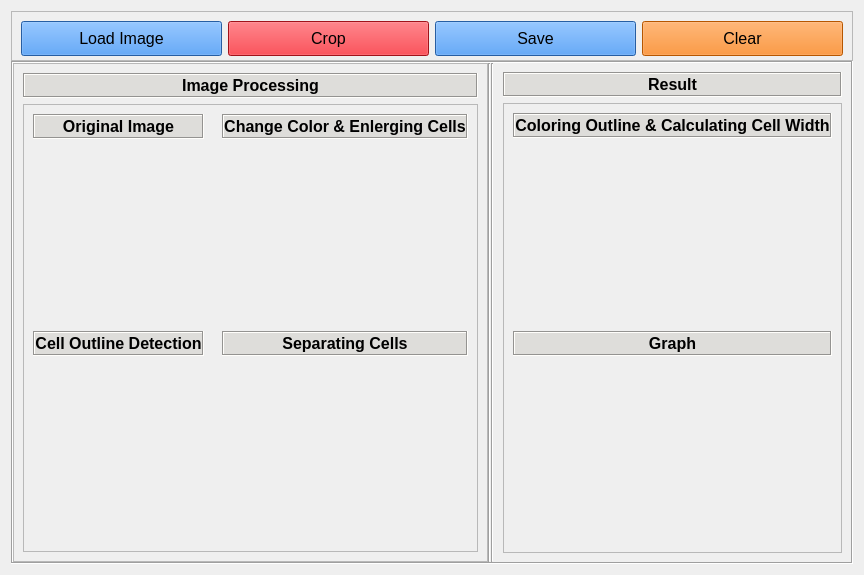
Old version of the form ui_widget.ui in the repository aziz-0110/moilapp-plugin-histologi-bat.
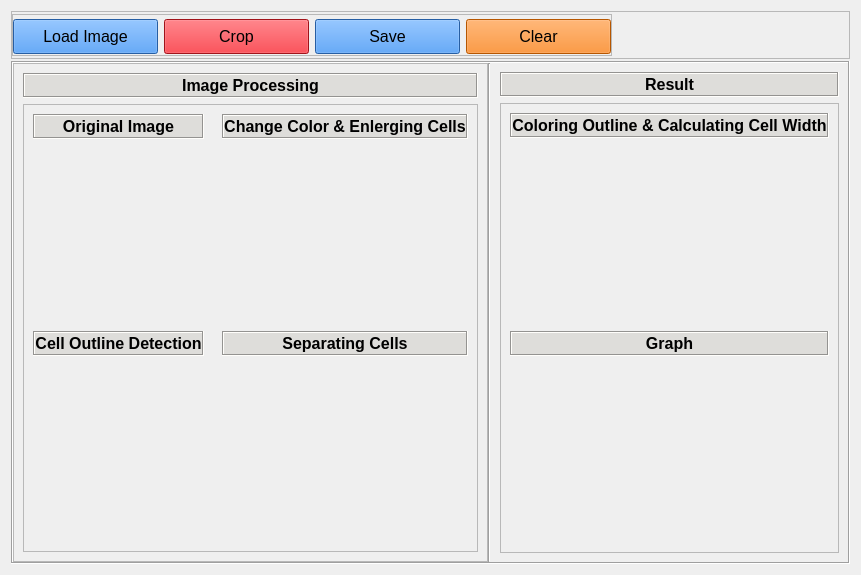
New version of the form.

Commit message: update ui crop img

The edit to the form file:
```diff
--- a/ui_widget.ui
+++ b/ui_widget.ui
@@ -72,7 +72,7 @@
           <number>0</number>
          </property>
          <property name="bottomMargin">
-          <number>0</number>
+          <number>2</number>
          </property>
          <item>
           <widget class="QFrame" name="frame_12">
@@ -83,6 +83,45 @@
             <enum>QFrame::Raised</enum>
            </property>
            <layout class="QHBoxLayout" name="horizontalLayout_3">
+            <property name="leftMargin">
+             <number>0</number>
+            </property>
+            <property name="topMargin">
+             <number>2</number>
+            </property>
+            <property name="bottomMargin">
+             <number>2</number>
+            </property>
+            <item>
+             <widget class="QFrame" name="frame_9">
+              <property name="minimumSize">
+               <size>
+                <width>600</width>
+                <height>0</height>
+               </size>
+              </property>
+              <property name="frameShape">
+               <enum>QFrame::StyledPanel</enum>
+              </property>
+              <property name="frameShadow">
+               <enum>QFrame::Raised</enum>
+              </property>
+              <layout class="QHBoxLayout" name="horizontalLayout_4">
+               <property name="spacing">
+                <number>6</number>
+               </property>
+               <property name="leftMargin">
+                <number>0</number>
+               </property>
+               <property name="topMargin">
+                <number>0</number>
+               </property>
+               <property name="rightMargin">
+                <number>0</number>
+               </property>
+               <property name="bottomMargin">
+                <number>0</number>
+               </property>
             <item>
              <widget class="QPushButton" name="btn_load">
               <property name="minimumSize">
@@ -183,7 +222,7 @@
               <property name="maximumSize">
                <size>
                 <width>16777215</width>
-                <height>16777215</height>
+                   <height>32</height>
                </size>
               </property>
               <property name="font">
@@ -202,6 +241,22 @@
            </layout>
           </widget>
          </item>
+            <item>
+             <spacer name="horizontalSpacer">
+              <property name="orientation">
+               <enum>Qt::Horizontal</enum>
+              </property>
+              <property name="sizeHint" stdset="0">
+               <size>
+                <width>469</width>
+                <height>20</height>
+               </size>
+              </property>
+             </spacer>
+            </item>
+           </layout>
+          </widget>
+         </item>
         </layout>
        </widget>
       </item>
@@ -512,13 +567,6 @@
            </property>
           </widget>
          </item>
-         <item>
-          <widget class="Line" name="line_2">
-           <property name="orientation">
-            <enum>Qt::Vertical</enum>
-           </property>
-          </widget>
-         </item>
          <item>
           <widget class="QFrame" name="frame_3">
            <property name="frameShape">
@@ -618,6 +666,9 @@
                  <property name="text">
                   <string/>
                  </property>
+                 <property name="alignment">
+                  <set>Qt::AlignCenter</set>
+                 </property>
                 </widget>
                </item>
                <item>
```
Lines whose indentation alone changed are shown as unchanged. The commit also changes 2 other files.
